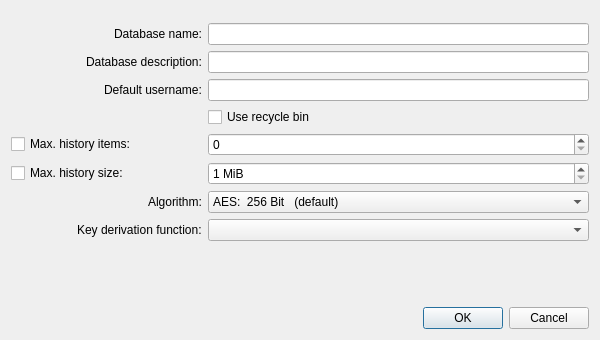
First picture: the form in src/gui/DatabaseSettingsWidget.ui, repository keepassxreboot/keepassxc, before the edit.
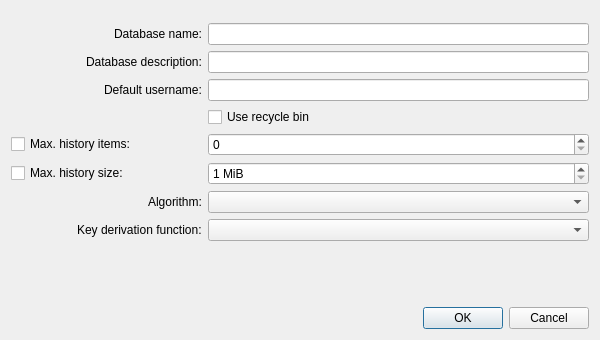
Second picture: the form after the edit.

Commit message: Use list of ciphers instead of hardcoding ciphers in DatabaseSettingsWidget

Patch:
```diff
--- a/src/gui/DatabaseSettingsWidget.ui
+++ b/src/gui/DatabaseSettingsWidget.ui
@@ -139,18 +139,7 @@
         </widget>
        </item>
        <item row="6" column="2" colspan="2">
-        <widget class="QComboBox" name="AlgorithmComboBox">
-          <item>
-           <property name="text">
-            <string>AES:  256 Bit   (default)</string>
-           </property>
-          </item>
-          <item>
-           <property name="text">
-            <string>Twofish:  256 Bit</string>
-           </property>
-          </item>
-        </widget>
+        <widget class="QComboBox" name="algorithmComboBox"/>
        </item>
        <item row="6" column="1" alignment="Qt::AlignRight">
         <widget class="QLabel" name="AlgorithmLabel">
```
Left out of the diff: 4 changed lines with no effect on the pictures. The commit also changes 1 other file.
